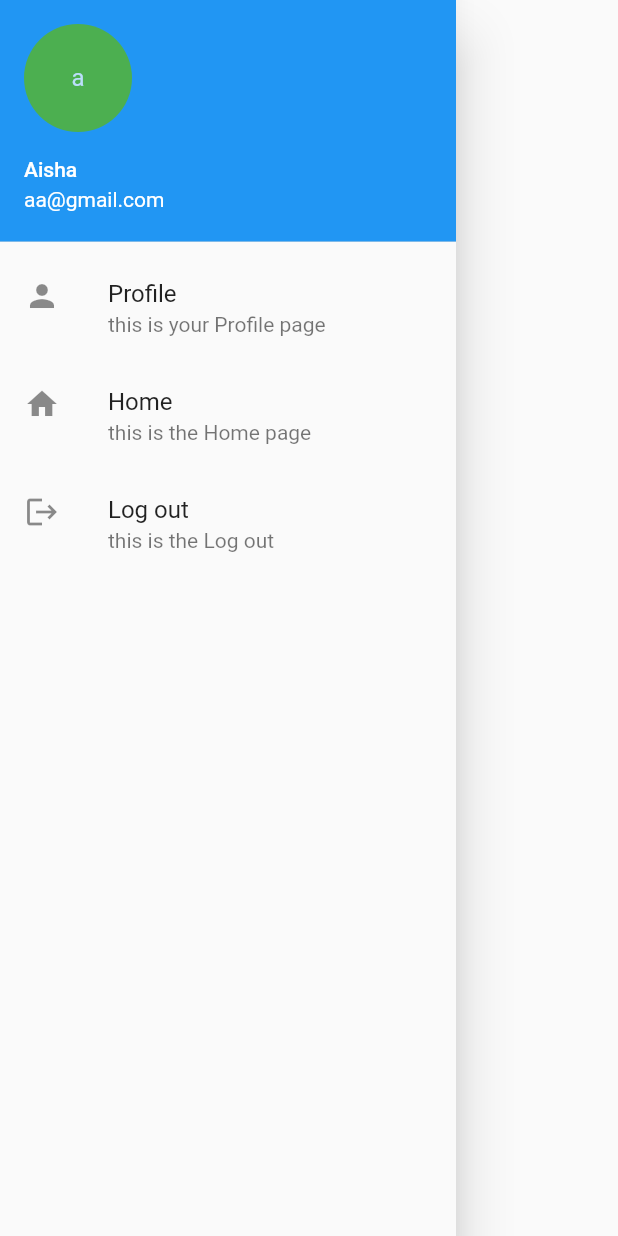
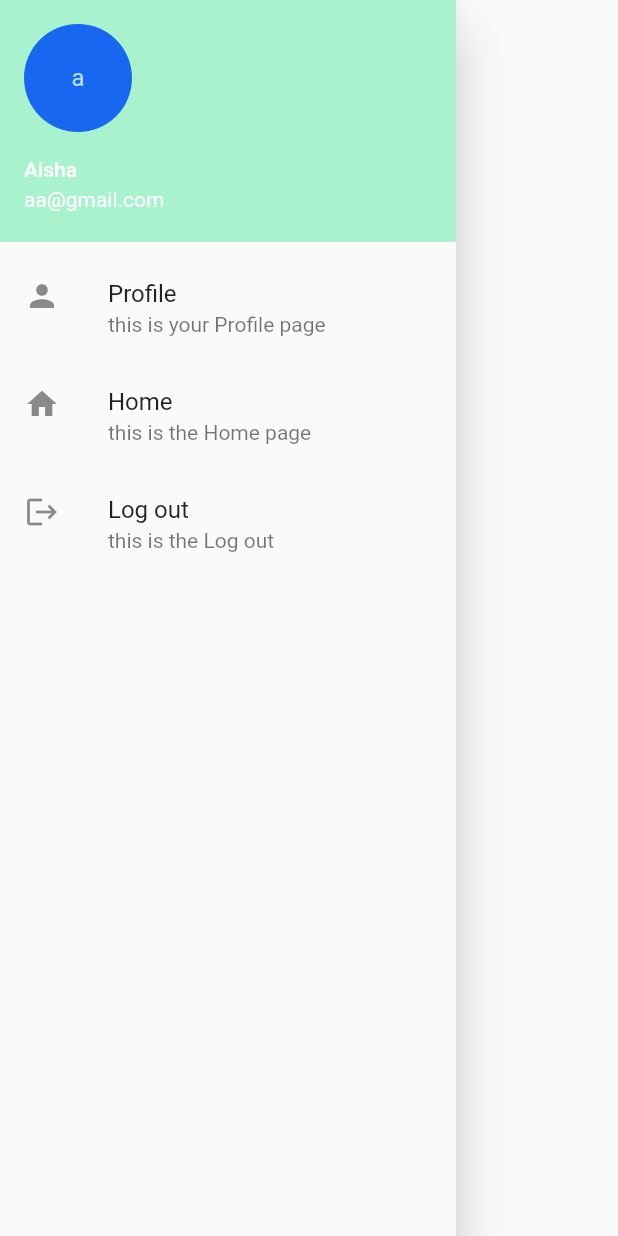
Before and after one commit to NehalMo/project-Tracker, a Flutter app: the MyDrawer widget shown alone on an empty page, opened directly, on a phone screen of 412 x 824 dp. Run offline on Flutter 3.47's test engine with Material 2 defaults, Android fonts, the phone set to English and light mode, and no system bars; missing offline and left inert: dart:html.

Commit message:
change drawer color

```diff
--- a/lib/myDrawer.dart
+++ b/lib/myDrawer.dart
@@ -1,6 +1,4 @@
 import 'package:flutter/material.dart';
-
-
 
 class MyDrawer extends StatelessWidget {
   const MyDrawer({
@@ -10,16 +8,17 @@ class MyDrawer extends StatelessWidget {
   @override
   Widget build(BuildContext context) {
     return Drawer(
-
-      child: Column(children: [
-
+        child: Column(
+      children: [
         UserAccountsDrawerHeader(
-  currentAccountPicture: CircleAvatar(backgroundColor: Colors.green,child: Text("a"),) ,
+          currentAccountPicture: CircleAvatar(
+            backgroundColor: Color.fromARGB(255, 24, 103, 241),
+            child: Text("a"),
+          ),
           accountName: Text("Aisha"),
           accountEmail: Text("aa@gmail.com"),
+          decoration: BoxDecoration(color: Color.fromARGB(255, 168, 243, 205)),
         ),
-
-
         ListTile(
           onTap: () {
             print("did tap Profile");
@@ -28,7 +27,6 @@ UserAccountsDrawerHeader(
           title: Text("Profile"),
           subtitle: Text("this is your Profile page"),
         ),
-
         ListTile(
           onTap: () {
             print("did tap Home");
@@ -37,7 +35,6 @@ UserAccountsDrawerHeader(
           title: Text("Home"),
           subtitle: Text("this is the Home page"),
         ),
-
         ListTile(
           onTap: () {
             print("did tap Search");
@@ -45,10 +42,8 @@ UserAccountsDrawerHeader(
           leading: Icon(Icons.logout),
           title: Text("Log out"),
           subtitle: Text("this is the Log out"),
-
         ),
       ],
-
     ));
   }
 }
```
Lines whose indentation alone changed are shown as unchanged.
